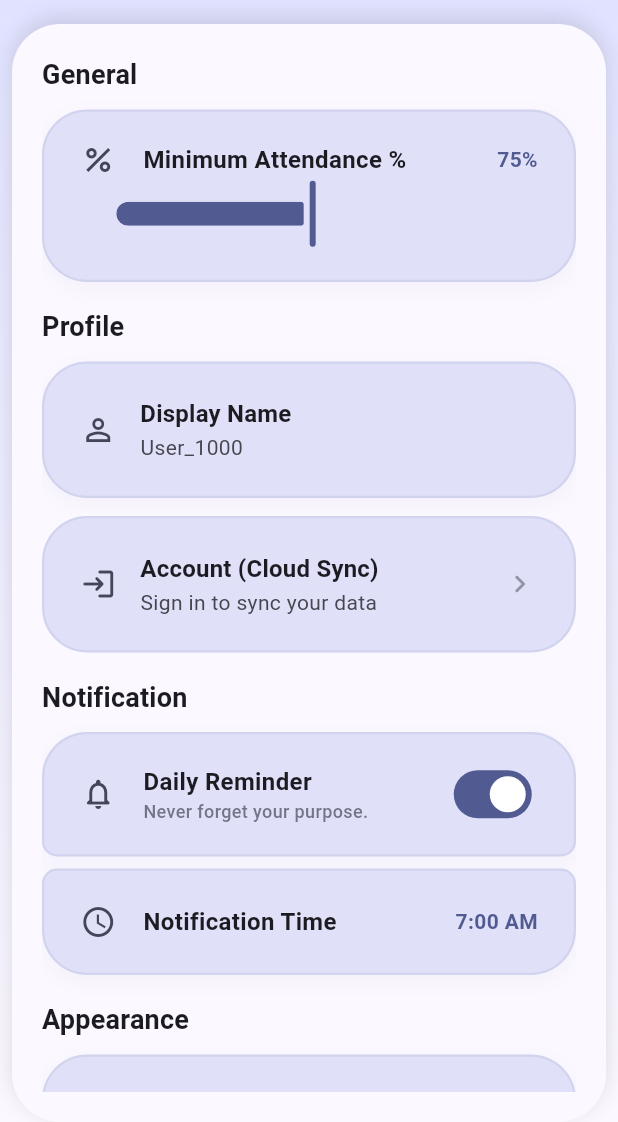
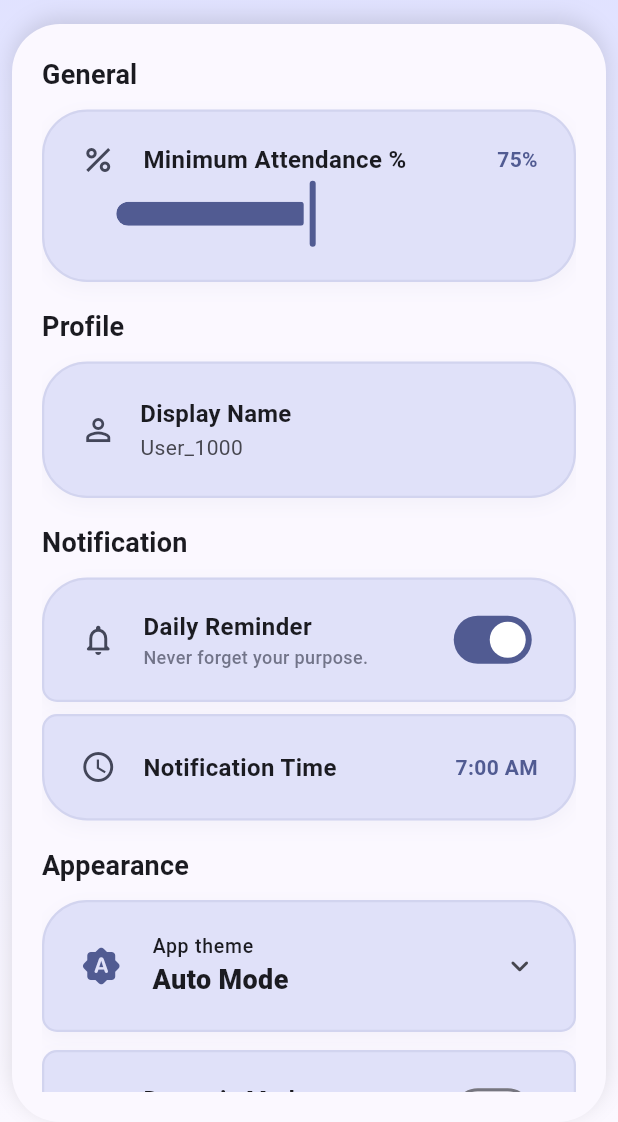
Before and after one commit to DustBytesBack/Ditch-Perfect, a Flutter app: the SettingsPage screen opened directly, on a phone screen of 412 x 824 dp, the part 114-1236 px from its top. Run offline on Flutter 3.47's test engine with Material 3 defaults, Android fonts, the phone set to English and light mode, and no system bars; drawn by our look-alikes of dynamic_color; our stand-ins replace app_links, cloud_firestore, connectivity_plus, file_picker, firebase_auth, firebase_core and 7 more; missing offline and left inert: uri_file_reader; accounts and stored records are empty; generated files the repository leaves out were written again; network calls fail; Roboto replaces fonts that are missing (GoogleSansFlex).

```diff
--- a/lib/screens/settings/settings_page.dart
+++ b/lib/screens/settings/settings_page.dart
@@ -832,50 +832,50 @@ class _SettingsPageState extends State<SettingsPage> {
                           ),
                         ),
 
-                        const SizedBox(height: 12),
+                        // const SizedBox(height: 12),
 
                         // Login / Account Tile
-                        Container(
-                          padding: const EdgeInsets.symmetric(
-                            horizontal: 24,
-                            vertical: 8,
-                          ),
-                          decoration: BoxDecoration(
-                            color: isAbsolute
-                                ? scheme.surfaceContainerHigh
-                                : scheme.secondaryContainer,
-                            borderRadius: BorderRadius.circular(30),
-                            border: Border.all(
-                              color: isAbsolute
-                                  ? scheme.primary.withValues(alpha: 0.2)
-                                  : scheme.primary.withValues(alpha: 0.1),
-                              width: 1.5,
-                            ),
-                          ),
-                          child: ListTile(
-                            contentPadding: EdgeInsets.zero,
-                            leading: Icon(
-                              Icons.login_rounded,
-                              color: scheme.onSecondaryContainer,
-                            ),
-                            title: const Text(
-                              "Account (Cloud Sync)",
-                              style: TextStyle(fontWeight: FontWeight.w600),
-                            ),
-                            subtitle: const Text("Sign in to sync your data"),
-                            trailing: Icon(
-                              Icons.chevron_right_rounded,
-                              color: scheme.onSecondaryContainer.withValues(alpha: 0.5),
-                            ),
-                            onTap: () {
-                              HapticFeedback.lightImpact();
-                              Navigator.push(
-                                context,
-                                MaterialPageRoute(builder: (context) => const LoginPage()),
-                              );
-                            },
-                          ),
-                        ),
+                        // Container(
+                        //   padding: const EdgeInsets.symmetric(
+                        //     horizontal: 24,
+                        //     vertical: 8,
+                        //   ),
+                        //   decoration: BoxDecoration(
+                        //     color: isAbsolute
+                        //         ? scheme.surfaceContainerHigh
+                        //         : scheme.secondaryContainer,
+                        //     borderRadius: BorderRadius.circular(30),
+                        //     border: Border.all(
+                        //       color: isAbsolute
+                        //           ? scheme.primary.withValues(alpha: 0.2)
+                        //           : scheme.primary.withValues(alpha: 0.1),
+                        //       width: 1.5,
+                        //     ),
+                        //   ),
+                        //   child: ListTile(
+                        //     contentPadding: EdgeInsets.zero,
+                        //     leading: Icon(
+                        //       Icons.login_rounded,
+                        //       color: scheme.onSecondaryContainer,
+                        //     ),
+                        //     title: const Text(
+                        //       "Account (Cloud Sync)",
+                        //       style: TextStyle(fontWeight: FontWeight.w600),
+                        //     ),
+                        //     subtitle: const Text("Sign in to sync your data"),
+                        //     trailing: Icon(
+                        //       Icons.chevron_right_rounded,
+                        //       color: scheme.onSecondaryContainer.withValues(alpha: 0.5),
+                        //     ),
+                        //     onTap: () {
+                        //       HapticFeedback.lightImpact();
+                        //       Navigator.push(
+                        //         context,
+                        //         MaterialPageRoute(builder: (context) => const LoginPage()),
+                        //       );
+                        //     },
+                        //   ),
+                        // ),
 
                         const SizedBox(height: 16),
 
```
Also changed, not shown: lib/utils/ranking_utils.dart (+14 -2 lines).
